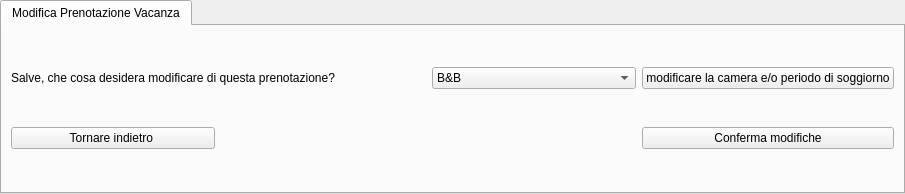
Qt form ui/Receptionist/GestireLaVacanza/ModificaPrenotazioneVacanza.ui (mdoraz/Hotel) before a commit.
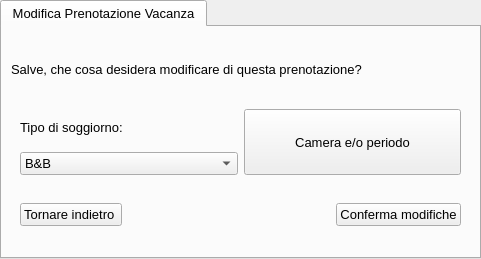
The same form after that commit.

Commit message: implementati l'inserimento delle prenotazioni delle vacanze, la visualizzazione e la modifica

The edit to the form file:
```diff
--- a/ui/Receptionist/GestireLaVacanza/ModificaPrenotazioneVacanza.ui
+++ b/ui/Receptionist/GestireLaVacanza/ModificaPrenotazioneVacanza.ui
@@ -6,10 +6,22 @@
    <rect>
     <x>0</x>
     <y>0</y>
-    <width>905</width>
-    <height>194</height>
+    <width>481</width>
+    <height>259</height>
    </rect>
   </property>
+  <property name="minimumSize">
+   <size>
+    <width>480</width>
+    <height>250</height>
+   </size>
+  </property>
+  <property name="font">
+   <font>
+    <family>Arial</family>
+    <pointsize>10</pointsize>
+   </font>
+  </property>
   <property name="windowTitle">
    <string>Struttura Alberghiera</string>
   </property>
@@ -17,65 +29,108 @@
    <attribute name="title">
     <string>Modifica Prenotazione Vacanza</string>
    </attribute>
-   <layout class="QGridLayout" name="gridLayout">
-    <item row="4" column="3">
-     <widget class="QPushButton" name="btnConfermaModifiche">
-      <property name="text">
-       <string>Conferma modifiche</string>
-      </property>
-     </widget>
-    </item>
-    <item row="0" column="0" colspan="2">
+   <layout class="QVBoxLayout" name="verticalLayout">
+    <item>
      <widget class="QLabel" name="labelCosaDesideraModificareDellaPrenotazione">
+      <property name="font">
+       <font>
+        <family>Arial</family>
+        <pointsize>10</pointsize>
+       </font>
+      </property>
       <property name="text">
        <string>Salve, che cosa desidera modificare di questa prenotazione?</string>
       </property>
      </widget>
     </item>
-    <item row="4" column="0">
-     <widget class="QPushButton" name="btnTornareIndietro">
+    <item>
+     <widget class="QWidget" name="widgetModifiche" native="true">
+      <layout class="QGridLayout" name="gridLayout">
+       <property name="topMargin">
+        <number>0</number>
+       </property>
+       <property name="bottomMargin">
+        <number>0</number>
+       </property>
+       <item row="0" column="0">
+        <widget class="QLabel" name="labelTipoSoggiorno">
+         <property name="text">
+          <string>Tipo di soggiorno:</string>
+         </property>
+        </widget>
+       </item>
+       <item row="0" column="1" rowspan="2">
+        <widget class="QPushButton" name="btnCameraPeriodo">
+         <property name="sizePolicy">
+          <sizepolicy hsizetype="Minimum" vsizetype="Preferred">
+           <horstretch>0</horstretch>
+           <verstretch>0</verstretch>
+          </sizepolicy>
+         </property>
+         <property name="text">
+          <string>Camera e/o periodo</string>
+         </property>
+        </widget>
+       </item>
+       <item row="1" column="0">
+        <widget class="QComboBox" name="comboboxTipoSoggiorno">
+         <item>
+          <property name="text">
+           <string>B&amp;B</string>
+          </property>
+         </item>
+         <item>
+          <property name="text">
+           <string>Mezza pensione</string>
+          </property>
+         </item>
+         <item>
+          <property name="text">
+           <string>Pensione completa</string>
+          </property>
+         </item>
+        </widget>
+       </item>
+      </layout>
+     </widget>
+    </item>
+    <item>
+     <widget class="QWidget" name="widgetButtons" native="true">
+      <layout class="QHBoxLayout" name="horizontalLayout">
+       <property name="topMargin">
+        <number>0</number>
+       </property>
+       <property name="bottomMargin">
+        <number>0</number>
+       </property>
+       <item>
+        <widget class="QPushButton" name="btnIndietro">
       <property name="text">
        <string>Tornare indietro </string>
       </property>
      </widget>
     </item>
-    <item row="4" column="1" colspan="2">
+       <item>
      <spacer name="horizontalSpacer_2">
       <property name="orientation">
        <enum>Qt::Horizontal</enum>
       </property>
       <property name="sizeHint" stdset="0">
        <size>
-        <width>40</width>
+           <width>129</width>
         <height>20</height>
        </size>
       </property>
      </spacer>
     </item>
-    <item row="0" column="3">
-     <widget class="QPushButton" name="btnModificaCameraPeriodoSoggiorno">
+       <item>
+        <widget class="QPushButton" name="btnConferma">
       <property name="text">
-       <string>modificare la camera e/o periodo di soggiorno</string>
+          <string>Conferma modifiche</string>
       </property>
      </widget>
     </item>
-    <item row="0" column="2">
-     <widget class="QComboBox" name="comboboxCambioTipoSoggiorno">
-      <item>
-       <property name="text">
-        <string>B&amp;B</string>
-       </property>
-      </item>
-      <item>
-       <property name="text">
-        <string>Mezza Pensione</string>
-       </property>
-      </item>
-      <item>
-       <property name="text">
-        <string>Pensione Completa</string>
-       </property>
-      </item>
+      </layout>
      </widget>
     </item>
    </layout>
```
Lines whose indentation alone changed are shown as unchanged. The commit also changes 16 other files.
